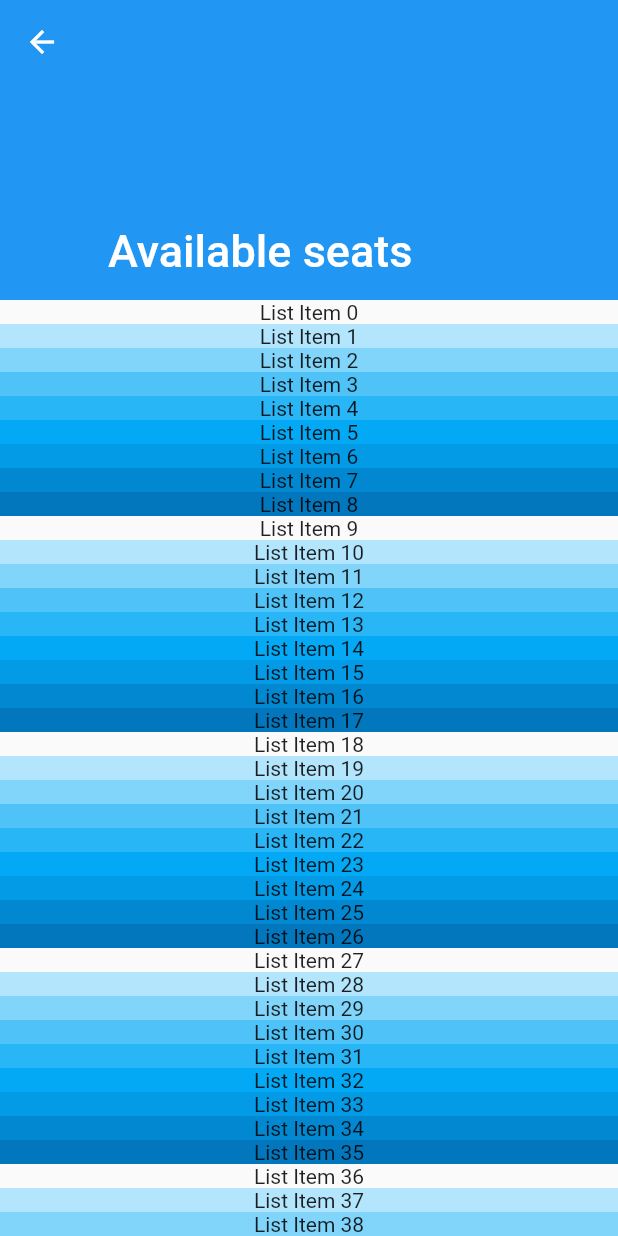
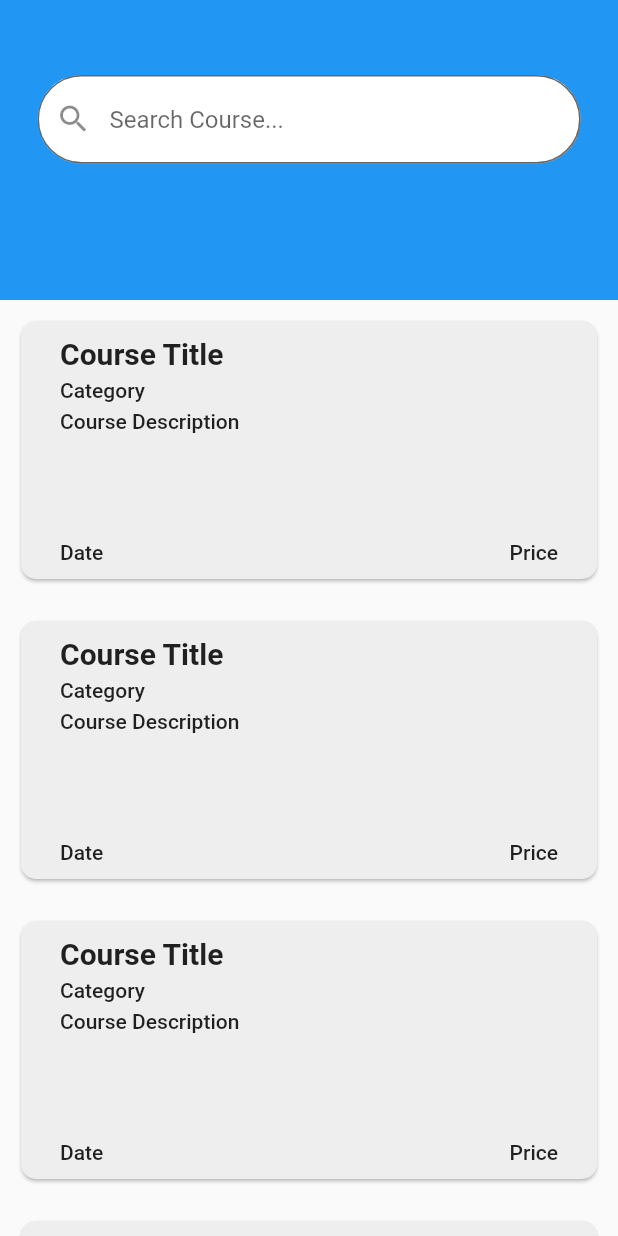
Before and after one commit to NikitaPipita/SimplED, a Flutter app: the screen it shows after launch, after a tap on "Category", on a phone screen of 412 x 824 dp. Run offline on Flutter 3.47's test engine with Material 2 defaults, Android fonts, the phone set to English and light mode, and no system bars.

Commit message:
Added course card and search field. Category card is extracted in a separate class.

```diff
--- a/lib/course_view/categories_page.dart
+++ b/lib/course_view/categories_page.dart
@@ -1,5 +1,6 @@
 import 'package:flutter/material.dart';
 
+import 'category_card.dart';
 import 'course_list_page.dart';
 
 class CategoriesPage extends StatelessWidget {
@@ -14,18 +15,40 @@ class CategoriesPage extends StatelessWidget {
             Padding(
               padding: const EdgeInsets.all(16.0),
               child: Align(
-                child: Text('Search Your\n' 'Course'),
+                child: Text(
+                  'Search Your\n' 'Course',
+                  style: TextStyle(
+                    fontSize: 40.0,
+                    fontWeight: FontWeight.bold,
+                  ),
+                ),
                 alignment: Alignment.topLeft,
               ),
             ),
             CategoriesScrollingWidget(),
             Column(
               children: [
-                Text('OR'),
-                RaisedButton(
-                  child: Text('VIEW ALL'),
+                Text(
+                  'OR',
+                  style: TextStyle(
+                    fontSize: 24.0,
+                  ),
+                ),
+                SizedBox(
+                  height: 10.0,
+                ),
+                Container(
+                  height: 50.0,
+                  width: 300.0,
+                  child: RaisedButton(
+                    child: Text(
+                      'VIEW ALL',
+                      style: TextStyle(
+                        fontSize: 19.0
+                      ),
+                    ),
                     shape: RoundedRectangleBorder(
-                    borderRadius: BorderRadius.circular(15.0),
+                      borderRadius: BorderRadius.circular(90.0),
                     ),
                     onPressed: () {
                       Navigator.push(
@@ -33,6 +56,7 @@ class CategoriesPage extends StatelessWidget {
                         MaterialPageRoute(builder: (context) => CourseList()),
                       );
                     },
+                  ),
                 ),
               ],
             ),
@@ -50,8 +74,19 @@ class CategoriesScrollingWidget extends StatefulWidget {
 }
 
 class _CategoriesScrollingWidgetState extends State<CategoriesScrollingWidget> {
-  final categoryCardShape = RoundedRectangleBorder
-    (borderRadius: BorderRadius.circular(10.0));
+
+  final categoriesList = <Widget>[
+    CategoryCard(),
+    CategoryCard(),
+    CategoryCard(),
+    CategoryCard(),
+    CategoryCard(),
+    CategoryCard(),
+    CategoryCard(),
+    CategoryCard(),
+    CategoryCard(),
+    CategoryCard(),
+  ];
 
   @override
   Widget build(BuildContext context) {
@@ -64,26 +99,7 @@ class _CategoriesScrollingWidgetState extends State<CategoriesScrollingWidget> {
         crossAxisSpacing: 10,
         mainAxisSpacing: 5,
         //TODO: Replace with API request.
-        children: List.generate(14, (index) {
-          return Container(
-            child: Card(
-              shape: categoryCardShape,
-              color: Colors.red,
-              child: FlatButton(
-                shape: categoryCardShape,
-                onPressed: () {
-                  Navigator.push(
-                    context,
-                    MaterialPageRoute(builder: (context) => CourseList()),
-                  );
-                },
-                child: Center(
-                  child: Text('Category'),
-                ),
-              ),
-            ),
-          );
-        }),
+        children: categoriesList,
       ),
     );
   }
--- /dev/null
+++ b/lib/course_view/category_card.dart
@@ -0,0 +1,30 @@
+import 'package:flutter/material.dart';
+
+import 'course_list_page.dart';
+
+class CategoryCard extends StatelessWidget {
+  final categoryCardShape = RoundedRectangleBorder
+    (borderRadius: BorderRadius.circular(10.0));
+
+  @override
+  Widget build(BuildContext context) {
+    return Container(
+      child: Card(
+        shape: categoryCardShape,
+        color: Colors.orange[200],
+        child: FlatButton(
+          shape: categoryCardShape,
+          onPressed: () {
+            Navigator.push(
+              context,
+              MaterialPageRoute(builder: (context) => CourseList()),
+            );
+          },
+          child: Center(
+            child: Text('Category'),
+          ),
+        ),
+      ),
+    );
+  }
+}
--- /dev/null
+++ b/lib/course_view/course_card.dart
@@ -0,0 +1,64 @@
+import 'package:flutter/material.dart';
+
+class CourseCard extends StatelessWidget {
+  final courseCardShape = RoundedRectangleBorder
+    (borderRadius: BorderRadius.circular(10.0));
+
+  @override
+  Widget build(BuildContext context) {
+    return Container(
+      height: 200,
+      padding: EdgeInsets.all(10.0),
+      child: Card(
+        shape: courseCardShape,
+        color: Colors.grey[200],
+        child: FlatButton(
+          shape: courseCardShape,
+          onPressed: () {
+
+          },
+          child: Padding(
+            padding: EdgeInsets.all(10.0),
+            child: Column(
+              crossAxisAlignment: CrossAxisAlignment.start,
+              children: [
+                Text(
+                  'Course Title',
+                  maxLines: 2,
+                  style: TextStyle(
+                    fontSize: 20.0,
+                    fontWeight: FontWeight.bold,
+                  ),
+                ),
+                SizedBox(
+                  height: 5.0,
+                ),
+                Text(
+                  'Category',
+                ),
+                SizedBox(
+                  height: 5.0,
+                ),
+                Text(
+                  'Course Description',
+                  maxLines: 4,
+                ),
+                Flexible(child: Container()),
+                SizedBox(
+                  height: 5.0,
+                ),
+                Row(
+                  children: [
+                    Text('Date'),
+                    Flexible(child: Container()),
+                    Text('Price'),
+                  ],
+                ),
+              ],
+            ),
+          ),
+        ),
+      ),
+    );
+  }
+}
--- a/lib/course_view/course_list_page.dart
+++ b/lib/course_view/course_list_page.dart
@@ -1,6 +1,18 @@
 import 'package:flutter/material.dart';
 
+import 'course_card.dart';
+
 class CourseList extends StatelessWidget {
+
+  final courseList = <Widget>[
+    CourseCard(),
+    CourseCard(),
+    CourseCard(),
+    CourseCard(),
+    CourseCard(),
+    CourseCard(),
+  ];
+
   @override
   Widget build(BuildContext context) {
     return Scaffold(
@@ -9,23 +21,65 @@ class CourseList extends StatelessWidget {
           SliverAppBar(
             expandedHeight: 200.0,
             floating: true,
-            flexibleSpace: const FlexibleSpaceBar(
-              title: Text('Available seats'),
+            automaticallyImplyLeading: false,
+            flexibleSpace: FlexibleSpaceBar(
+              background: Padding(
+                padding: EdgeInsets.fromLTRB(25.0, 50.0, 25.0, 10.0),
+                child: Column(
+                  children: [
+                    SearchTextField(),
+                  ],
+                ),
+              ),
             ),
           ),
+          //TODO: Replace with API request.
           SliverList(
-            delegate: SliverChildBuilderDelegate(
-                  (BuildContext context, int index) {
-                return Container(
-                  alignment: Alignment.center,
-                  color: Colors.lightBlue[100 * (index % 9)],
-                  child: Text('List Item $index'),
-                );
-              },
-            ),
+            delegate: SliverChildListDelegate(courseList),
           ),
         ],
       ),
     );
   }
 }
+
+
+class SearchTextField extends StatefulWidget {
+  @override
+  _SearchTextFieldState createState() => _SearchTextFieldState();
+}
+
+class _SearchTextFieldState extends State<SearchTextField> {
+
+  final _searchController = TextEditingController();
+
+  @override
+  void dispose() {
+    _searchController.dispose();
+    super.dispose();
+  }
+
+  @override
+  Widget build(BuildContext context) {
+    return TextField(
+      controller: _searchController,
+      textInputAction: TextInputAction.search,
+      decoration: InputDecoration(
+        prefixIcon: Icon(Icons.search),
+        filled: true,
+        fillColor: Colors.white,
+        hintText: 'Search Course...',
+        border: OutlineInputBorder(
+          borderRadius: BorderRadius.circular(90.0),
+          borderSide: BorderSide(),
+        ),
+      ),
+      //TODO: Send new request to the server.
+      //TODO: Replace course list with new values and set new state.
+      onEditingComplete: () {
+        FocusScope.of(context).unfocus();
+        print(_searchController.text);
+      },
+    );
+  }
+}
```
Lines whose indentation alone changed are shown as unchanged.
